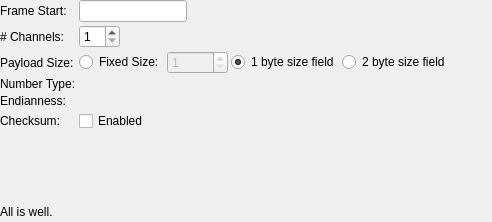
Qt form src/complexframedreadersettings.ui (bioliberty/serialplot) before a commit; both pictures show x 0 to 492 and y 0 to 222 of the 852 by 222 pixel window.
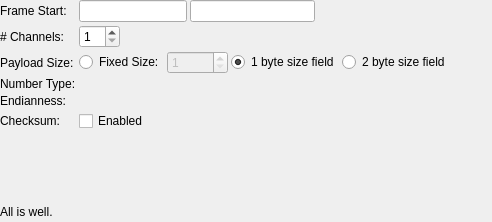
The same form after that commit. Custom widgets are drawn as their Qt base class.

Commit message: fixed format of the ascii box

```diff
--- a/src/complexframedreadersettings.ui
+++ b/src/complexframedreadersettings.ui
@@ -44,13 +44,24 @@
         </widget>
        </item>
        <item>
-        <widget class="QLabel" name="lblSyncWordAscii">
+        <widget class="QLineEdit" name="lblSyncWordAscii">
          <property name="text">
           <string/>
          </property>
          <property name="toolTip">
           <string>ASCII representation of Frame Start bytes</string>
          </property>
+         <property name="readOnly">
+          <bool>true</bool>
+         </property>
+         <property name="font">
+          <font>
+           <family>Courier New</family>
+          </font>
+         </property>
+         <property name="alignment">
+          <set>Qt::AlignCenter</set>
+         </property>
         </widget>
        </item>
       </layout>
```
The commit also changes 3 other files.
